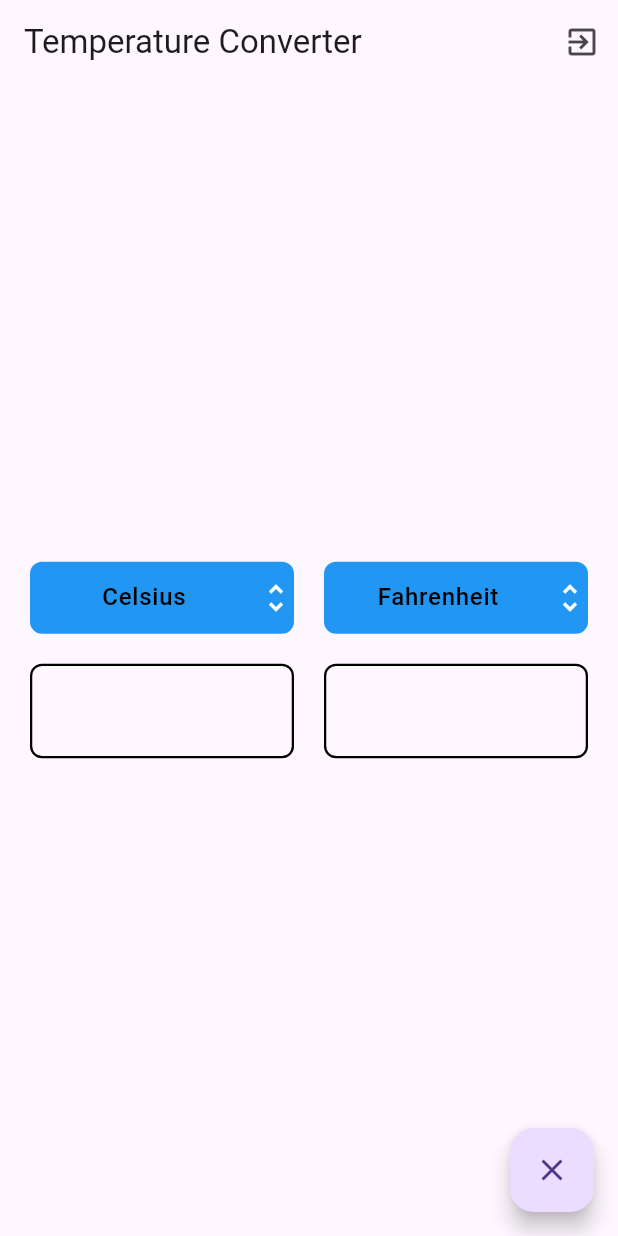
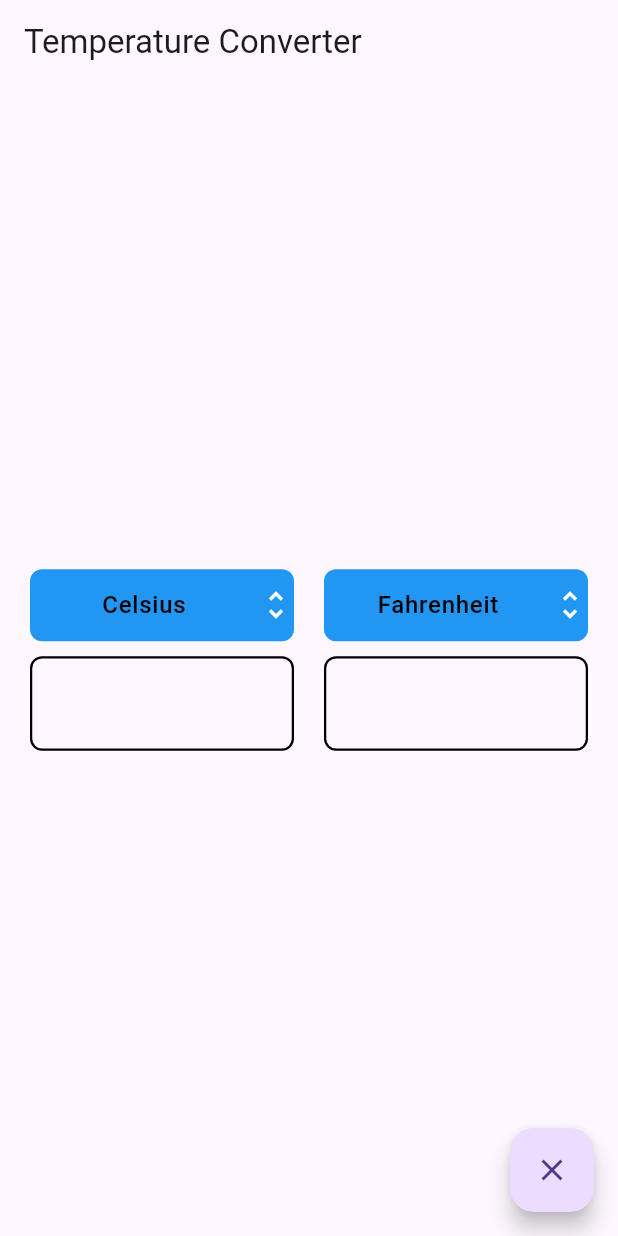
Before and after one commit to yahia-safwat/temperature_converter, a Flutter app: the screen it shows after launch, on a phone screen of 412 x 824 dp. Run offline on Flutter 3.47's test engine with Material 3 defaults, Android fonts, the phone set to English and light mode, and no system bars.

Commit message:
Refactored the code to follow Clean Architecture

```diff
--- /dev/null
+++ b/lib/core/constants/app_colors.dart
@@ -0,0 +1,5 @@
+import 'package:flutter/material.dart';
+
+class AppColors {
+  static const Color defaultColor = Colors.blue;
+}
--- /dev/null
+++ b/lib/core/styles/custom_input_styles.dart
@@ -0,0 +1,14 @@
+import 'package:flutter/material.dart';
+
+/// A class responsible for providing different input decoration styles.
+class InputStyles {
+  static InputDecoration customInputDecoration({
+    InputBorder? border = const OutlineInputBorder(),
+  }) {
+    return InputDecoration(
+      border: border,
+      filled: false,
+      fillColor: Colors.white,
+    );
+  }
+}
--- a/lib/screens/home_screen.dart
+++ b/lib/features/convert_temperature/presentation/screens/home/home_screen.dart
@@ -1,8 +1,8 @@
 import 'package:flutter/material.dart';
-import 'package:flutter/services.dart';
 import 'package:temperature_converter/business/temp_calculator.dart';
-import 'package:temperature_converter/shared/components/components.dart';
-import 'package:temperature_converter/shared/components/constants.dart';
+
+import '../../widgets/custom_text_form_field.dart';
+import '../../widgets/dropdown_item.dart';
 
 class HomeScreen extends StatefulWidget {
   const HomeScreen({super.key});
@@ -66,14 +66,6 @@ class HomeScreenState extends State<HomeScreen> {
     return Scaffold(
       appBar: AppBar(
         title: const Text('Temperature Converter'),
-        actions: [
-          IconButton(
-            onPressed: () {
-              SystemNavigator.pop();
-            },
-            icon: const Icon(Icons.exit_to_app),
-          ),
-        ],
       ),
       floatingActionButton: FloatingActionButton(
         onPressed: () {
@@ -95,7 +87,7 @@ class HomeScreenState extends State<HomeScreen> {
                   child: Column(
                     mainAxisAlignment: MainAxisAlignment.center,
                     children: [
-                      buildDropdown(
+                      DropdownItem(
                         selectedTemp: selectedTemp1,
                         temperatures: temperatures,
                         onChanged: (value) {
@@ -104,21 +96,20 @@ class HomeScreenState extends State<HomeScreen> {
                           });
                         },
                       ),
-                      buildSizedBox(sizedBoxHeight),
-                      buildTextFormField(
-                        context,
+                      const SizedBox(height: 10),
+                      CustomTextFormField(
                         tempController: temp1Controller,
                         selectedTemp: selectedTemp1,
                       ),
                     ],
                   ),
                 ),
-                buildVerticalSizedBox(20),
+                const SizedBox(width: 20),
                 Expanded(
                   child: Column(
                     mainAxisAlignment: MainAxisAlignment.center,
                     children: [
-                      buildDropdown(
+                      DropdownItem(
                         selectedTemp: selectedTemp2,
                         temperatures: temperatures,
                         onChanged: (value) {
@@ -127,9 +118,8 @@ class HomeScreenState extends State<HomeScreen> {
                           });
                         },
                       ),
-                      buildSizedBox(sizedBoxHeight),
-                      buildTextFormField(
-                        context,
+                      const SizedBox(height: 10),
+                      CustomTextFormField(
                         tempController: temp2Controller,
                         selectedTemp: selectedTemp2,
                       ),
--- /dev/null
+++ b/lib/features/convert_temperature/presentation/widgets/custom_text_form_field.dart
@@ -0,0 +1,34 @@
+import 'package:flutter/material.dart';
+
+import '../../../../core/styles/custom_input_styles.dart';
+
+class CustomTextFormField extends StatelessWidget {
+  final TextEditingController tempController;
+  final String selectedTemp;
+  const CustomTextFormField({
+    super.key,
+    required this.tempController,
+    required this.selectedTemp,
+  });
+
+  @override
+  Widget build(BuildContext context) {
+    return Container(
+      padding: const EdgeInsets.symmetric(
+        vertical: 6.0,
+        horizontal: 10.0,
+      ),
+      decoration: BoxDecoration(
+        border: Border.all(width: 1.5),
+        borderRadius: BorderRadius.circular(8.0),
+      ),
+      child: TextFormField(
+        controller: tempController,
+        keyboardType: TextInputType.number,
+        decoration: InputStyles.customInputDecoration(
+          border: InputBorder.none,
+        ),
+      ),
+    );
+  }
+}
--- /dev/null
+++ b/lib/features/convert_temperature/presentation/widgets/dropdown_item.dart
@@ -0,0 +1,50 @@
+import 'package:flutter/material.dart';
+
+import '../../../../core/constants/app_colors.dart';
+
+class DropdownItem extends StatelessWidget {
+  final void Function(Object?)? onChanged;
+  final Object? selectedTemp;
+  final List<String> temperatures;
+  const DropdownItem({
+    super.key,
+    this.onChanged,
+    this.selectedTemp,
+    required this.temperatures,
+  });
+
+  @override
+  Widget build(BuildContext context) {
+    return Container(
+      decoration: BoxDecoration(
+        color: AppColors.defaultColor,
+        borderRadius: BorderRadius.circular(8.0),
+      ),
+      child: DropdownButtonHideUnderline(
+        child: DropdownButton(
+          icon: const Icon(
+            Icons.unfold_more,
+            color: Colors.white,
+          ),
+          isExpanded: true,
+          onChanged: onChanged,
+          value: selectedTemp,
+          items: (temperatures).map((temperature) {
+            return DropdownMenuItem(
+              value: temperature,
+              child: Center(
+                child: Text(
+                  temperature,
+                  style: const TextStyle(
+                    color: Colors.black,
+                    letterSpacing: 0.5,
+                  ),
+                ),
+              ),
+            );
+          }).toList(),
+        ),
+      ),
+    );
+  }
+}
--- a/lib/main.dart
+++ b/lib/main.dart
@@ -1,6 +1,7 @@
 import 'package:flutter/material.dart';
-import 'package:temperature_converter/screens/home_screen.dart';
-import 'package:temperature_converter/shared/style/color.dart';
+import 'package:temperature_converter/features/convert_temperature/presentation/screens/home/home_screen.dart';
+
+import 'core/constants/app_colors.dart';
 
 main() {
   runApp(const MyApp());
@@ -14,7 +15,7 @@ class MyApp extends StatelessWidget {
     return MaterialApp(
       debugShowCheckedModeBanner: false,
       theme: ThemeData(
-        primaryColor: defaultColor,
+        primaryColor: AppColors.defaultColor,
       ),
       home: const HomeScreen(),
     );
--- a/lib/shared/components/components.dart
+++ /dev/null
@@ -1,74 +0,0 @@
-import 'package:flutter/material.dart';
-import 'package:temperature_converter/shared/style/color.dart';
-import 'package:temperature_converter/shared/style/style.dart';
-
-Widget buildSizedBox(double? height) {
-  return SizedBox(height: height);
-}
-
-Widget buildVerticalSizedBox(double? width) {
-  return SizedBox(width: width);
-}
-
-Widget buildTextFormField(
-  BuildContext context, {
-  required TextEditingController tempController,
-  required String selectedTemp,
-}) {
-  return Container(
-    padding: const EdgeInsets.symmetric(
-      vertical: 6.0,
-      horizontal: 10.0,
-    ),
-    decoration: BoxDecoration(
-      border: Border.all(width: 1.5),
-      borderRadius: BorderRadius.circular(8.0),
-    ),
-    child: TextFormField(
-      controller: tempController,
-      keyboardType: TextInputType.number,
-      decoration: getTextFormFieldDecoration(
-        context,
-        selectedTemp: selectedTemp,
-      ),
-    ),
-  );
-}
-
-Widget buildDropdown({
-  required void Function(Object?)? onChanged,
-  required Object? selectedTemp,
-  required List<String> temperatures,
-}) {
-  return Container(
-    decoration: BoxDecoration(
-      color: defaultColor,
-      borderRadius: BorderRadius.circular(8.0),
-    ),
-    child: DropdownButtonHideUnderline(
-      child: DropdownButton(
-        icon: const Icon(
-          Icons.unfold_more,
-          color: Colors.white,
-        ),
-        isExpanded: true,
-        onChanged: onChanged,
-        value: selectedTemp,
-        items: (temperatures).map((temperature) {
-          return DropdownMenuItem(
-            value: temperature,
-            child: Center(
-              child: Text(
-                temperature,
-                style: const TextStyle(
-                  color: Colors.black,
-                  letterSpacing: 0.5,
-                ),
-              ),
-            ),
-          );
-        }).toList(),
-      ),
-    ),
-  );
-}
--- a/lib/shared/components/constants.dart
+++ /dev/null
@@ -1,3 +0,0 @@
-class Constants {}
-
-double? sizedBoxHeight = 20;
--- a/lib/shared/style/color.dart
+++ /dev/null
@@ -1,3 +0,0 @@
-import 'package:flutter/material.dart';
-
-const Color defaultColor = Colors.blue;
--- a/lib/shared/style/style.dart
+++ /dev/null
@@ -1,12 +0,0 @@
-import 'package:flutter/material.dart';
-import 'package:temperature_converter/business/temp_calculator.dart';
-
-InputDecoration getTextFormFieldDecoration(
-  BuildContext context, {
-  required String selectedTemp,
-}) {
-  return InputDecoration(
-    border: InputBorder.none,
-    suffixText: TempCalc.getSuffixText(selectedTemp),
-  );
-}
```
Also changed, not shown: lib/features/convert_temperature/data/repositories/temperature_repository_impl.dart (added), lib/features/convert_temperature/domain/repositories/temperature_repository.dart (added).
